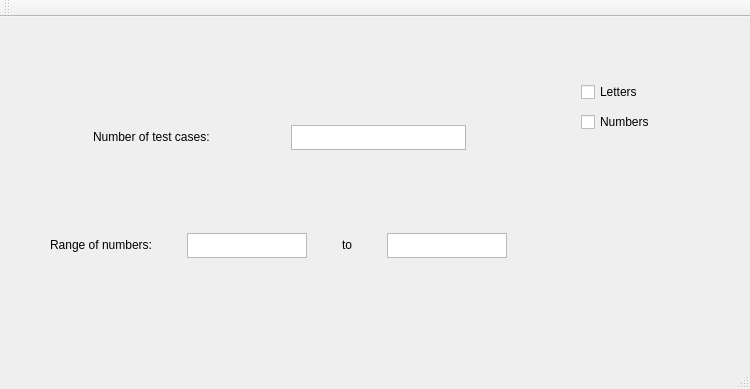
Before: the Qt Designer form mainwindow.ui in gowrusreevathsa/TestCases-Generator, drawn with Qt 5.
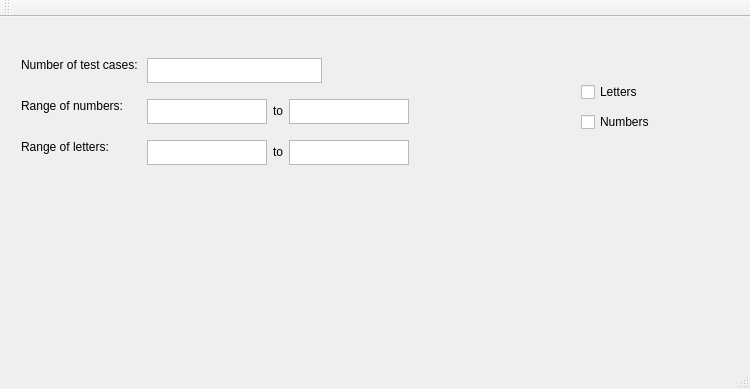
After: the same form once the commit is applied.

Commit message: Created Form layout.

```diff
--- a/mainwindow.ui
+++ b/mainwindow.ui
@@ -80,15 +80,18 @@
     <property name="geometry">
      <rect>
       <x>10</x>
-      <y>20</y>
+      <y>30</y>
       <width>539</width>
       <height>311</height>
      </rect>
     </property>
     <layout class="QVBoxLayout" name="verticalLayout_2">
      <item>
-      <layout class="QHBoxLayout" name="horizontalLayout">
-       <item>
+      <layout class="QFormLayout" name="formLayout">
+       <property name="verticalSpacing">
+        <number>16</number>
+       </property>
+       <item row="0" column="0">
         <widget class="QLabel" name="numCases">
          <property name="sizePolicy">
           <sizepolicy hsizetype="Fixed" vsizetype="Fixed">
@@ -101,7 +104,7 @@
          </property>
         </widget>
        </item>
-       <item>
+       <item row="0" column="1">
         <widget class="QTextEdit" name="textEdit">
          <property name="sizePolicy">
           <sizepolicy hsizetype="Fixed" vsizetype="Fixed">
@@ -123,11 +126,7 @@
          </property>
         </widget>
        </item>
-      </layout>
-     </item>
-     <item>
-      <layout class="QHBoxLayout" name="horizontalLayout_2">
-       <item>
+       <item row="1" column="0">
         <widget class="QLabel" name="label">
          <property name="sizePolicy">
           <sizepolicy hsizetype="Fixed" vsizetype="Fixed">
@@ -140,6 +139,8 @@
          </property>
         </widget>
        </item>
+       <item row="1" column="1">
+        <layout class="QHBoxLayout" name="horizontalLayout_4">
        <item>
         <widget class="QPlainTextEdit" name="plainTextEdit">
          <property name="sizePolicy">
@@ -190,6 +191,76 @@
           </size>
          </property>
         </widget>
+         </item>
+        </layout>
+       </item>
+       <item row="2" column="0">
+        <widget class="QLabel" name="label_3">
+         <property name="sizePolicy">
+          <sizepolicy hsizetype="Fixed" vsizetype="Fixed">
+           <horstretch>0</horstretch>
+           <verstretch>0</verstretch>
+          </sizepolicy>
+         </property>
+         <property name="text">
+          <string>Range of letters:</string>
+         </property>
+        </widget>
+       </item>
+       <item row="2" column="1">
+        <layout class="QHBoxLayout" name="horizontalLayout">
+         <item>
+          <widget class="QPlainTextEdit" name="plainTextEdit_4">
+           <property name="sizePolicy">
+            <sizepolicy hsizetype="Fixed" vsizetype="Fixed">
+             <horstretch>0</horstretch>
+             <verstretch>0</verstretch>
+            </sizepolicy>
+           </property>
+           <property name="maximumSize">
+            <size>
+             <width>120</width>
+             <height>25</height>
+            </size>
+           </property>
+          </widget>
+         </item>
+         <item>
+          <widget class="QLabel" name="label_4">
+           <property name="sizePolicy">
+            <sizepolicy hsizetype="Fixed" vsizetype="Fixed">
+             <horstretch>0</horstretch>
+             <verstretch>0</verstretch>
+            </sizepolicy>
+           </property>
+           <property name="text">
+            <string>to</string>
+           </property>
+          </widget>
+         </item>
+         <item>
+          <widget class="QPlainTextEdit" name="plainTextEdit_3">
+           <property name="sizePolicy">
+            <sizepolicy hsizetype="Fixed" vsizetype="Fixed">
+             <horstretch>0</horstretch>
+             <verstretch>0</verstretch>
+            </sizepolicy>
+           </property>
+           <property name="minimumSize">
+            <size>
+             <width>1</width>
+             <height>0</height>
+            </size>
+           </property>
+           <property name="maximumSize">
+            <size>
+             <width>120</width>
+             <height>25</height>
+            </size>
+           </property>
+          </widget>
+         </item>
+        </layout>
        </item>
       </layout>
      </item>
```
Lines whose indentation alone changed are shown as unchanged.
